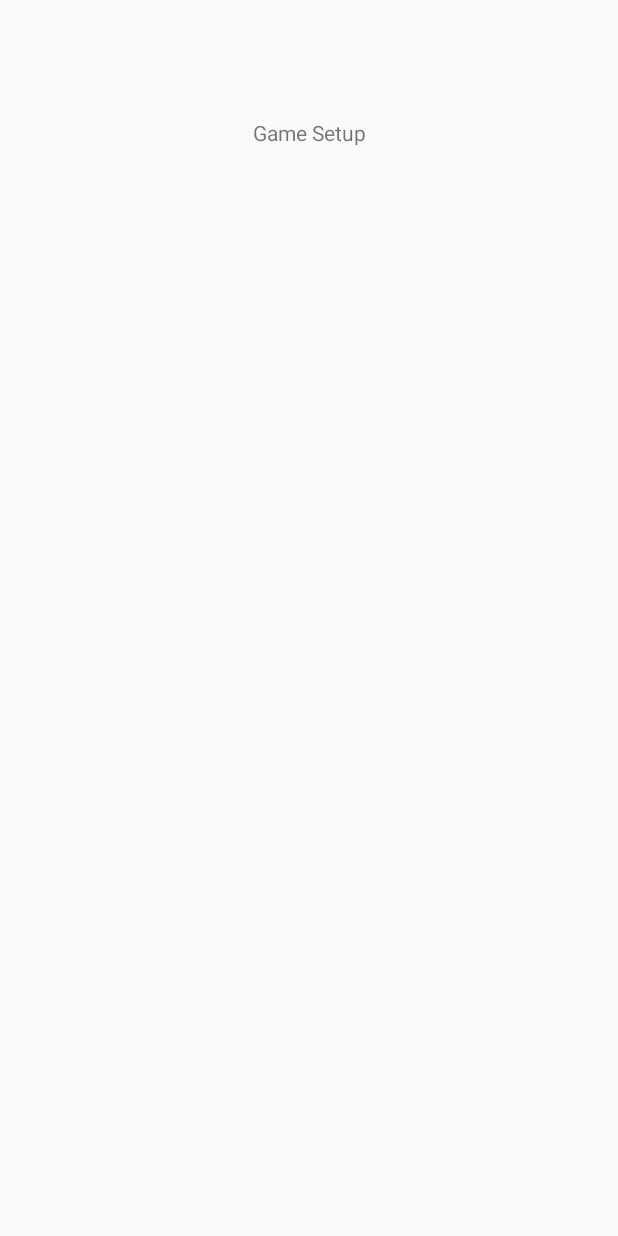
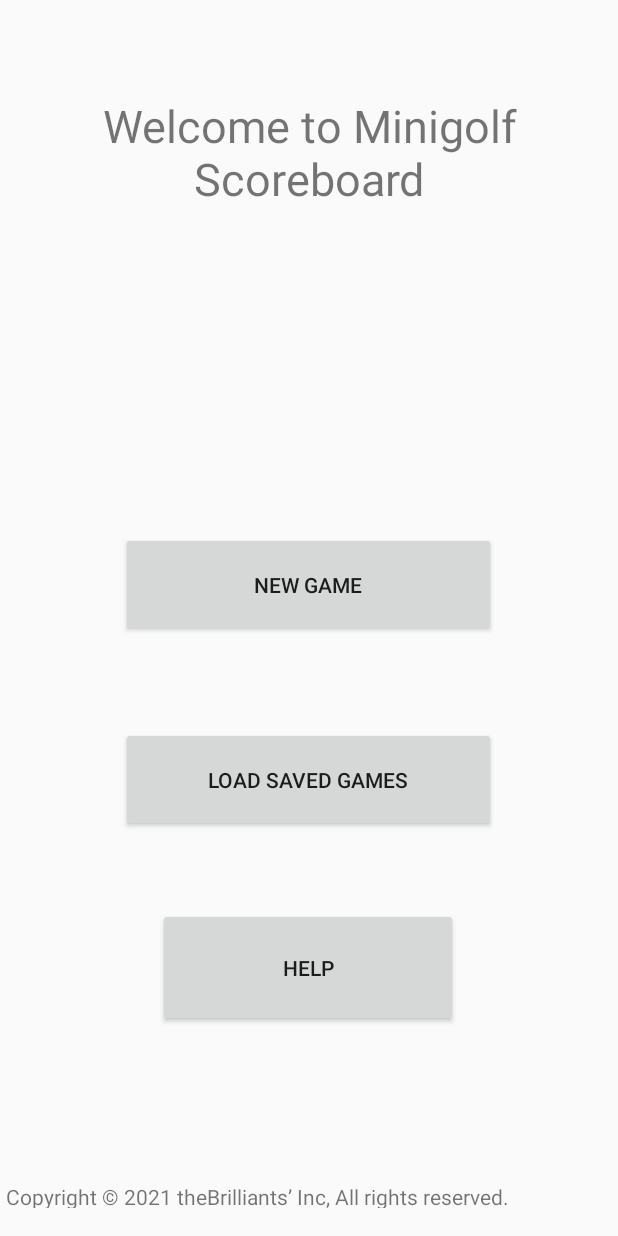
Before and after one commit to KarimnM/Golf-App, an Android app: the SetupPage screen opened directly, with no data from a screen before it, on a phone screen of 412 x 824 dp. Before the commit the screen is almost empty. Run offline under Robolectric (Android 15) with nearby library versions, the phone set to English and light mode, and no system bars.

Commit message:
Added the rest of the pages Added unfinished buttons and copyright to game_setup.xml

```diff
--- a/app/src/main/res/layout/game_setup.xml
+++ b/app/src/main/res/layout/game_setup.xml
@@ -1,18 +1,73 @@
 <?xml version="1.0" encoding="utf-8"?>
-<androidx.constraintlayout.widget.ConstraintLayout
-    xmlns:android="http://schemas.android.com/apk/res/android"
+<androidx.constraintlayout.widget.ConstraintLayout xmlns:android="http://schemas.android.com/apk/res/android"
     xmlns:app="http://schemas.android.com/apk/res-auto"
     xmlns:tools="http://schemas.android.com/tools"
+    android:id="@+id/copyright"
     android:layout_width="match_parent"
     android:layout_height="match_parent">
 
     <TextView
-        android:layout_width="wrap_content"
-        android:layout_height="wrap_content"
-        android:text="Game Setup"
+        android:id="@+id/textView"
+        android:layout_width="387dp"
+        android:layout_height="178dp"
+        android:clickable="false"
+        android:text="Welcome to Minigolf Scoreboard"
+        android:textAlignment="center"
+        android:textSize="30sp"
         app:layout_constraintBottom_toBottomOf="parent"
         app:layout_constraintEnd_toEndOf="parent"
         app:layout_constraintStart_toStartOf="parent"
         app:layout_constraintTop_toTopOf="parent"
         app:layout_constraintVertical_bias="0.098" />
+
+    <Button
+        android:id="@+id/newGameButton"
+        android:layout_width="250dp"
+        android:layout_height="70dp"
+        android:text="New Game"
+        android:textAlignment="center"
+        app:layout_constraintBottom_toBottomOf="parent"
+        app:layout_constraintEnd_toEndOf="parent"
+        app:layout_constraintHorizontal_bias="0.498"
+        app:layout_constraintStart_toStartOf="parent"
+        app:layout_constraintTop_toBottomOf="@+id/textView"
+        app:layout_constraintVertical_bias="0.221" />
+
+    <Button
+        android:id="@+id/loadSGButton"
+        android:layout_width="250dp"
+        android:layout_height="70dp"
+        android:text="Load Saved Games"
+        android:textAlignment="center"
+        app:layout_constraintBottom_toBottomOf="parent"
+        app:layout_constraintEnd_toEndOf="parent"
+        app:layout_constraintHorizontal_bias="0.496"
+        app:layout_constraintStart_toStartOf="parent"
+        app:layout_constraintTop_toBottomOf="@+id/textView"
+        app:layout_constraintVertical_bias="0.475" />
+
+    <Button
+        android:id="@+id/helpButton"
+        android:layout_width="200dp"
+        android:layout_height="79dp"
+        android:text="Help"
+        android:textAlignment="center"
+        app:layout_constraintBottom_toBottomOf="parent"
+        app:layout_constraintEnd_toEndOf="parent"
+        app:layout_constraintHorizontal_bias="0.497"
+        app:layout_constraintStart_toStartOf="parent"
+        app:layout_constraintTop_toBottomOf="@+id/textView"
+        app:layout_constraintVertical_bias="0.723" />
+
+    <TextView
+        android:id="@+id/textView2"
+        android:layout_width="349dp"
+        android:layout_height="17dp"
+        android:text="Copyright © 2021 theBrilliants’ Inc, All rights reserved. "
+        app:layout_constraintBottom_toBottomOf="parent"
+        app:layout_constraintEnd_toEndOf="parent"
+        app:layout_constraintHorizontal_bias="0.066"
+        app:layout_constraintStart_toStartOf="parent"
+        app:layout_constraintTop_toTopOf="parent"
+        app:layout_constraintVertical_bias="0.977" />
 </androidx.constraintlayout.widget.ConstraintLayout>
```
